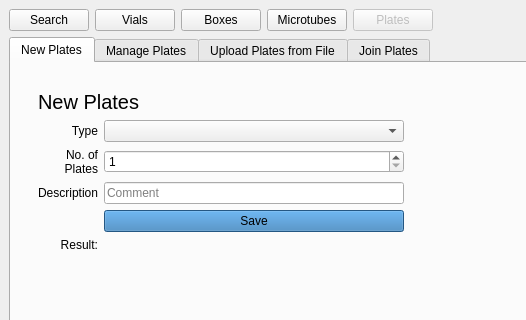
The window that frontend/assets/plateswindow.ui (dahlbma/cello) describes before a commit, drawn with Qt 5; both pictures show x 0 to 526 and y 0 to 320 of the 1257 by 810 pixel window.
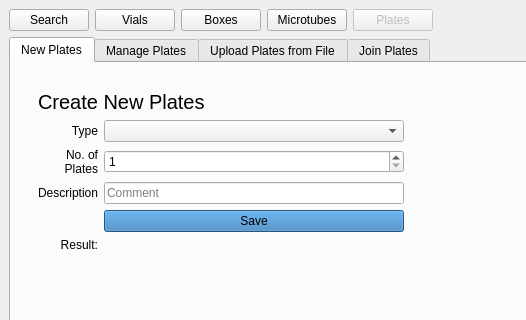
The same window after the commit. The open tabs and pages were chosen to show the change. Icons and pictures are not drawn.

The edit to the form file:
```diff
--- a/frontend/assets/plateswindow.ui
+++ b/frontend/assets/plateswindow.ui
@@ -116,7 +116,7 @@
                </font>
               </property>
               <property name="text">
-               <string>New Plates</string>
+               <string>Create New Plates</string>
               </property>
               <property name="wordWrap">
                <bool>false</bool>
```
